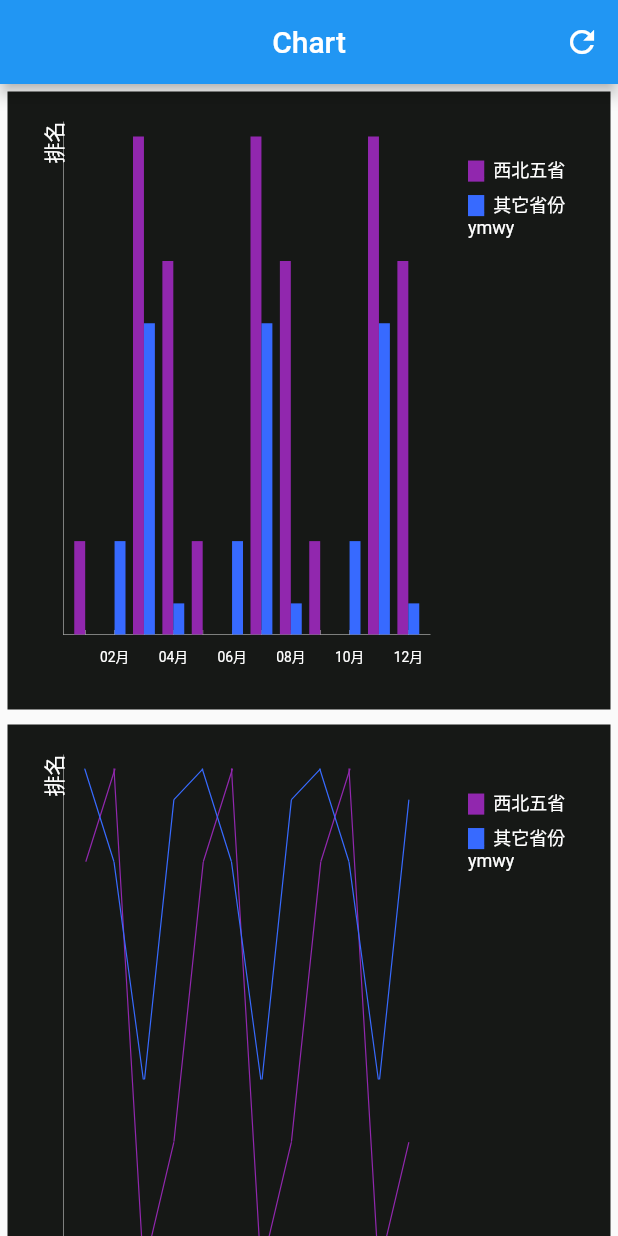
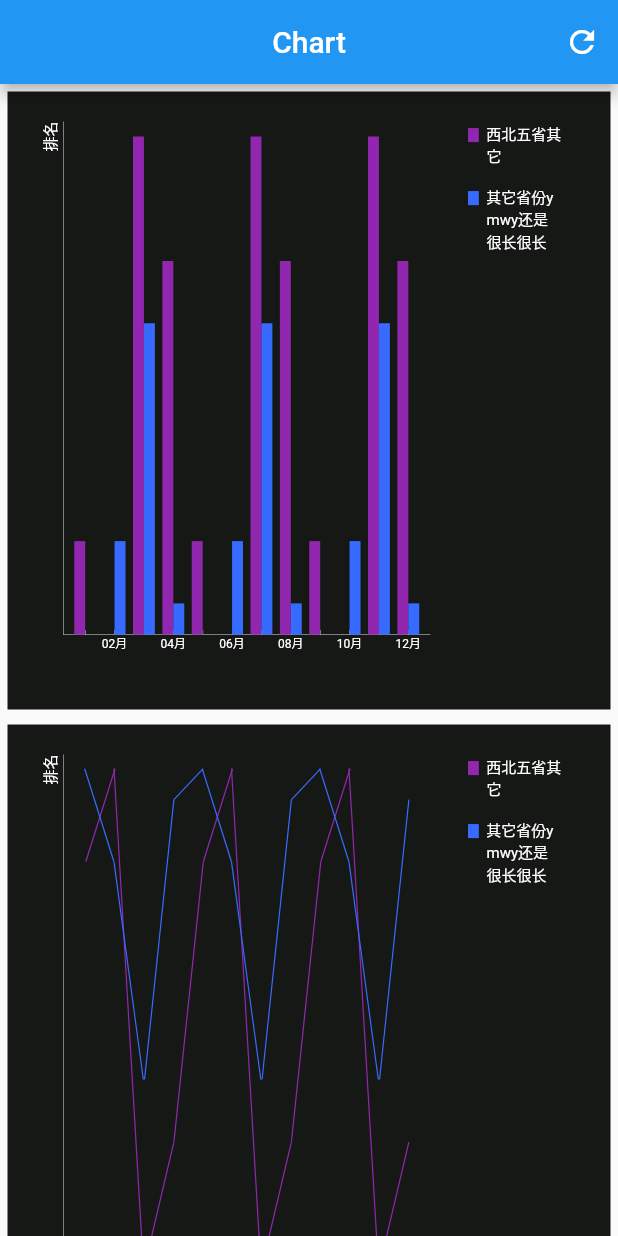
Before and after one commit to liaction/flutter_app_web_chart, a Flutter app: the screen it shows after launch, after a tap on the "refresh" icon, on a phone screen of 412 x 824 dp. Run offline on Flutter 3.47's test engine with Material 2 defaults, Android fonts, the phone set to English and light mode, and no system bars; missing offline and left inert: flutter_inappbrowser.

Commit message:
ymwy flutter : 2

```diff
--- a/lib/main.dart
+++ b/lib/main.dart
@@ -110,9 +110,9 @@ class _MyHomePageState extends State<MyHomePage> {
               YMWYChartItemData(
                   xValue: 4.0, yValue: 12, xLabel: "12月", yLabel: "第十二"),
             ],
-            tipLabel: YMWYChartTipData(label: "西北五省"),
+            tipLabel: YMWYChartTipData(label: "西北五省其它"),
             yChartLabel: "排名",
-            charDataLabel: "西北五省",
+            charDataLabel: "西北五省其它",
             chartType: chartDataList.length.isEven ? YMWYChartType.REACT : YMWYChartType.LINE,
             color: Colors.red,
             showTipChart: change),
@@ -143,7 +143,7 @@ class _MyHomePageState extends State<MyHomePage> {
             YMWYChartItemData(
                 xValue: 3.0, yValue: 1, xLabel: "12月", yLabel: "第一"),
           ],
-          tipLabel: YMWYChartTipData(label: "其它省份ymwy"),
+          tipLabel: YMWYChartTipData(label: "其它省份ymwy还是很长很长"),
           yChartLabel: "排名",
           charDataLabel: "其它省份",
           chartType: YMWYChartType.LINE,
--- a/lib/ymwy_chart.dart
+++ b/lib/ymwy_chart.dart
@@ -12,8 +12,9 @@ import 'package:flutter_inappbrowser/flutter_inappbrowser.dart';
 ///
 class YMWYChart extends StatefulWidget {
   final List<YMWYChartData> chartData;
+  final Size size;
 
-  YMWYChart({Key key, this.chartData}) : super(key: key);
+  YMWYChart({Key key, this.chartData, this.size}) : super(key: key);
 
   @override
   _YMWYChartState createState() => _YMWYChartState();
@@ -34,6 +35,8 @@ class _YMWYChartState extends State<YMWYChart> {
   int currentTipIndex = -1;
   double currentChartEveryXWidth = -1;
 
+  Size chartSize;
+
   void resolveData() {
     List<String> legend = List<String>();
     List<String> xAxis = List<String>();
@@ -42,6 +45,7 @@ class _YMWYChartState extends State<YMWYChart> {
     List<List<String>> dataList = List();
     List<List<String>> dataYTipList = List();
     String yLabel = "";
+    bool showTipLabel = false;
     if (null != widget.chartData && widget.chartData.isNotEmpty) {
       // 移除无效的数据
       widget.chartData.removeWhere((data) =>
@@ -62,14 +66,13 @@ class _YMWYChartState extends State<YMWYChart> {
       haveData = true;
       var chartData = widget.chartData.first;
       line = chartData.chartType == YMWYChartType.LINE;
-      bool showTipLabel = chartData.showTipChart;
+      showTipLabel = chartData.showTipChart;
       yLabel = chartData.yChartLabel ?? "";
       xAxis.addAll(chartData.children.map((data) => data.xLabel));
       for (var index = 0; index < widget.chartData.length; ++index) {
         var cd = widget.chartData[index];
-        if (showTipLabel) {
+        if (showTipLabel) {}
         legend.add(cd.tipLabel.label);
-        }
         var d = cd.children.map((data) => "${data.yValue}").toList();
         dataList.add(d);
         var dTip = cd.children.map((data) => "${data.yLabel}").toList();
@@ -84,7 +87,11 @@ class _YMWYChartState extends State<YMWYChart> {
         legend: legend,
         dataList: dataList,
         haveData: haveData,
-        ymwy: {"yLabel": yLabel, "yTipLabel": dataYTipList});
+        ymwy: {
+          "yLabel": yLabel,
+          "yTipLabel": dataYTipList,
+          "showTipLabel": showTipLabel
+        });
   }
 
   void doWhenTipLabelClick(int index) {}
@@ -97,20 +104,31 @@ class _YMWYChartState extends State<YMWYChart> {
 
   @override
   void initState() {
+    if (null == widget.size) {
+      WidgetsBinding.instance.addPostFrameCallback((d) {
+        var size = MediaQuery.of(context).size;
+        chartSize = Size(size.width, size.height / 2);
         resolveData();
+        setState(() {});
+      });
+    } else {
+      chartSize = widget.size;
+      resolveData();
+    }
     super.initState();
   }
 
   List<Widget> initDraw() {
-    final size = MediaQuery.of(context).size;
-    final yHeight = size.height / 2 - padding * 2 - xLabelHeight;
+    final showTipLabel = webChartBean.ymwy["showTipLabel"];
+    final size = chartSize;
+    final yHeight = size.height - padding * 2 - xLabelHeight;
     final xDataCount = webChartBean.xAxis.length;
     final xEveryWidth = min(
         (size.width -
                 fontSize -
                 everyMargin * 3 -
                 padding * 2 -
-                (webChartBean.legend.isNotEmpty ? tipWidth : 0)) /
+                (showTipLabel ? tipWidth : 0)) /
             (1.0 * (xDataCount == 0 ? 1 : xDataCount)),
         xMaxEveryWidth);
     currentChartEveryXWidth = xEveryWidth;
@@ -148,14 +166,13 @@ class _YMWYChartState extends State<YMWYChart> {
         child: SizedBox(
           width: xEveryWidth,
           height: xLabelHeight,
-          child: FittedBox(
           child: Text(
             xLabel,
             style: TextStyle(
               color: Colors.white,
+              fontSize: 8,
             ),
             textAlign: TextAlign.center,
-            ),
           ),
         ),
         bottom: 0,
@@ -265,15 +282,24 @@ class _YMWYChartState extends State<YMWYChart> {
   List<Widget> drawTipLabel() {
     List<Widget> fillWidgets = List();
     double fixValue = 0;
-    double left = MediaQuery.of(context).size.width - padding - tipWidth;
+    double left = chartSize.width - padding - tipWidth;
+    List<TextSpan> textSpans = List();
     for (var index = 0; index < webChartBean.legend.length; ++index) {
       bool hide = false;
       var color = colors[index];
-      var legend = webChartBean.legend[index];
+      var label = webChartBean.legend[index];
+      StringBuffer tipS = StringBuffer();
+      for (var i = 0; i < label.length / 5 + 1; i++) {
+        if (i != 0) {
+          tipS.write("     ");
+        }
+        tipS.write(label.substring(
+            min(i * 5, label.length), min((i + 1) * 5, label.length)));
+        tipS.writeln();
+      }
       var textSpan = TextSpan(
           style: TextStyle(
             color: hide ? Colors.white30 : Colors.white,
-            fontSize: fontSize,
           ),
           children: [
             TextSpan(
@@ -281,48 +307,51 @@ class _YMWYChartState extends State<YMWYChart> {
                 style: TextStyle(
                   color: color,
                   backgroundColor: color.withOpacity(hide ? 0.5 : 1),
+                  fontSize: 8,
                 )),
             TextSpan(text: "  "),
-            TextSpan(text: legend),
+            TextSpan(text: tipS.toString()),
           ]);
-      TextPainter textPainter = TextPainter(
-        text: textSpan,
-        textDirection: TextDirection.ltr,
-      );
-      textPainter.layout(maxWidth: tipWidth);
-      double height = textPainter.height;
-      fixValue += height + everyMargin;
+      textSpans.add(textSpan);
+    }
     var legendWidget = Positioned(
         right: 0,
         top: fixValue,
         left: left,
-          child: GestureDetector(
-            onTap: () {
-              doWhenTipLabelClick(index);
-            },
+        bottom: 0,
         child: Text.rich(
-              textSpan,
+          TextSpan(
+            children: textSpans,
+          ),
+          style: TextStyle(
+            fontSize: 10,
           ),
         ));
     fillWidgets.add(legendWidget);
-    }
     return fillWidgets;
   }
 
   @override
   Widget build(BuildContext context) {
+    if (null == webChartBean) {
+      return Container(
+          padding: const EdgeInsets.all(20),
+          decoration: BoxDecoration(
+            color: Color(0xFF161816),
+          ));
+    }
+    final showTipLabel = webChartBean.ymwy["showTipLabel"];
     final eventTipPositionLeft = fontSize + everyMargin;
     final eventTipLeft = eventTipPositionLeft + 20;
-    final eventTipPositionedRight =
-        (webChartBean.legend.isNotEmpty ? tipWidth : 0) + everyMargin;
-    final eventTipRight =
-        MediaQuery.of(context).size.width - eventTipPositionedRight - padding;
+    final eventTipPositionedRight = (showTipLabel ? tipWidth : 0) + everyMargin;
+    final eventTipRight = chartSize.width - eventTipPositionedRight - padding;
     return Container(
       padding: const EdgeInsets.all(20),
       decoration: BoxDecoration(
         color: Color(0xFF161816),
       ),
-      child: SizedBox.expand(
+      child: SizedBox.fromSize(
+        size: chartSize,
         child: Stack(
           children: <Widget>[
             RotatedBox(
@@ -331,6 +360,7 @@ class _YMWYChartState extends State<YMWYChart> {
                 webChartBean.ymwy['yLabel'] ?? "",
                 style: TextStyle(
                   color: Colors.white,
+                  fontSize: 10,
                 ),
               ),
             ),
@@ -347,7 +377,7 @@ class _YMWYChartState extends State<YMWYChart> {
             ),
             Positioned(
               left: fontSize + everyMargin,
-              right: webChartBean.legend.isNotEmpty ? tipWidth : 0,
+              right: showTipLabel ? tipWidth : 0,
               bottom: xLabelHeight,
               child: Container(
                 height: 0.3,
@@ -399,8 +429,6 @@ class _YMWYChartState extends State<YMWYChart> {
                             color: Color.fromARGB(123, 0, 0, 0),
                           ),
                           padding: const EdgeInsets.all(20),
-                          child: FittedBox(
-                            alignment: Alignment.topLeft,
                           child: Text.rich(
                             TextSpan(
                                 children: [
@@ -408,12 +436,18 @@ class _YMWYChartState extends State<YMWYChart> {
                                 text: currentTipIndex == -1
                                     ? ""
                                     : "${webChartBean.xAxis[currentTipIndex]}[详情]\n",
+                                style: TextStyle(
+                                  fontSize: fontSize,
+                                ),
                               ),
                             ]..addAll(webChartBean.legend.map((s) {
                                     return TextSpan(
                                       text: currentTipIndex == -1
                                           ? ""
                                           : "$s:${webChartBean.ymwy["yTipLabel"][webChartBean.legend.indexOf(s)][currentTipIndex]}\n",
+                                      style: TextStyle(
+                                        fontSize: 10,
+                                      ),
                                     );
                                   }))),
                             style: TextStyle(
@@ -423,12 +457,11 @@ class _YMWYChartState extends State<YMWYChart> {
                           ),
                         ),
                       ),
-                      ),
                     )),
                 ),
               ),
             ),
-          ]..addAll(webChartBean.haveData && webChartBean.legend.isNotEmpty
+          ]..addAll(webChartBean.haveData && showTipLabel
               ? drawTipLabel()
               : [Container()]),
         ),
```
Lines whose indentation alone changed are shown as unchanged.
